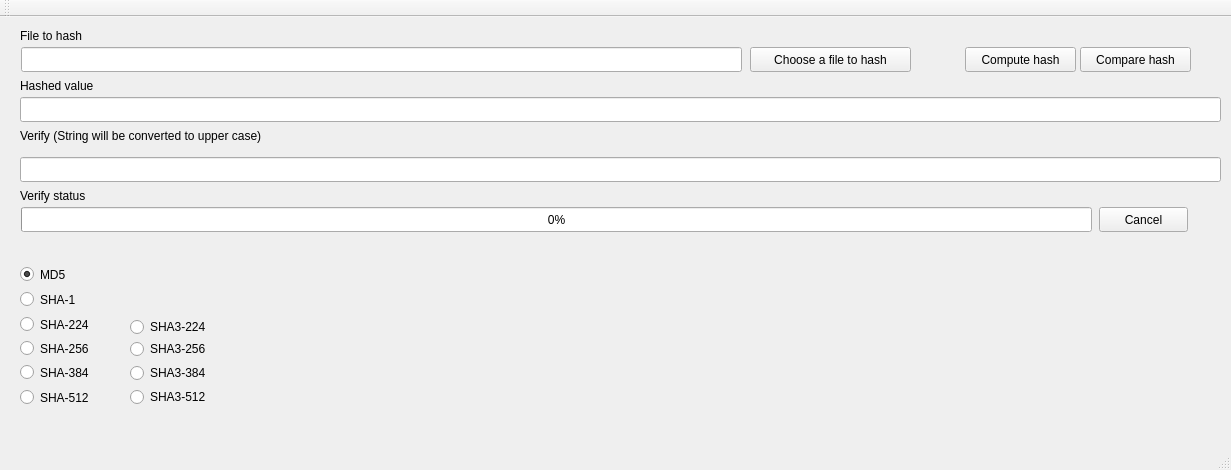
eanyx/hash-calculator-release, file mainwindow.ui: the form before one commit.
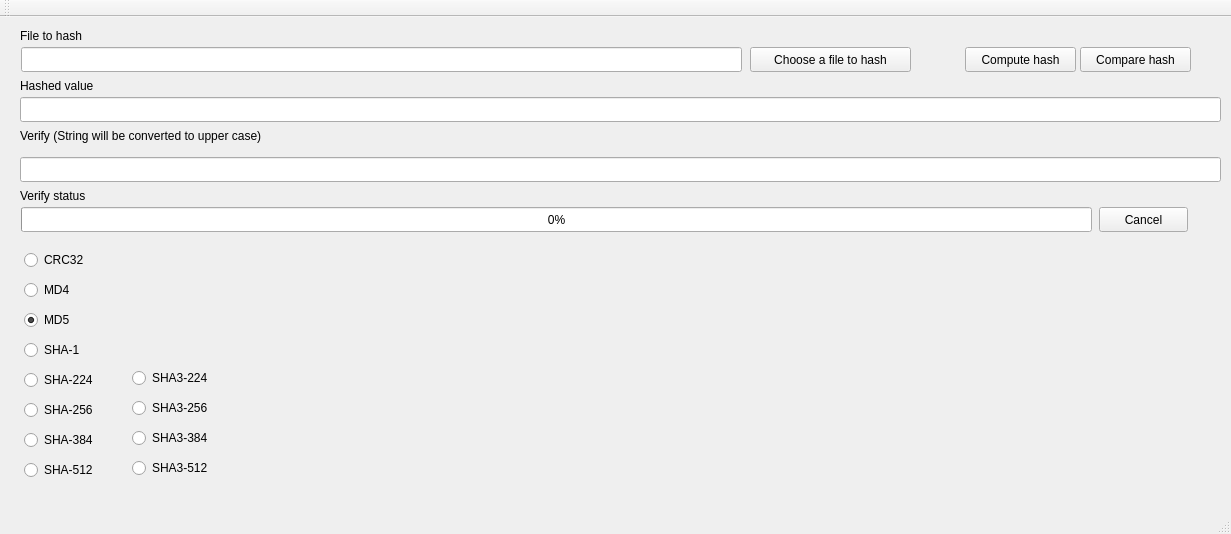
The form after the commit.

The edit to the form file:
```diff
--- a/mainwindow.ui
+++ b/mainwindow.ui
@@ -7,7 +7,7 @@
     <x>0</x>
     <y>0</y>
     <width>1231</width>
-    <height>470</height>
+    <height>534</height>
    </rect>
   </property>
   <property name="windowTitle">
@@ -63,10 +63,10 @@
    <widget class="QRadioButton" name="rmd5RadioButton">
     <property name="geometry">
      <rect>
-      <x>20</x>
-      <y>246</y>
-      <width>112</width>
-      <height>23</height>
+      <x>24</x>
+      <y>291</y>
+      <width>58</width>
+      <height>24</height>
      </rect>
     </property>
     <property name="text">
@@ -79,10 +79,10 @@
    <widget class="QRadioButton" name="sha1RadioButton_2">
     <property name="geometry">
      <rect>
-      <x>20</x>
-      <y>271</y>
-      <width>112</width>
-      <height>23</height>
+      <x>24</x>
+      <y>321</y>
+      <width>66</width>
+      <height>24</height>
      </rect>
     </property>
     <property name="text">
@@ -92,10 +92,10 @@
    <widget class="QRadioButton" name="sha224RadioButton_3">
     <property name="geometry">
      <rect>
-      <x>20</x>
-      <y>296</y>
-      <width>112</width>
-      <height>23</height>
+      <x>24</x>
+      <y>351</y>
+      <width>83</width>
+      <height>24</height>
      </rect>
     </property>
     <property name="text">
@@ -105,10 +105,10 @@
    <widget class="QRadioButton" name="sha256RadioButton_4">
     <property name="geometry">
      <rect>
-      <x>20</x>
-      <y>320</y>
-      <width>112</width>
-      <height>23</height>
+      <x>24</x>
+      <y>381</y>
+      <width>83</width>
+      <height>24</height>
      </rect>
     </property>
     <property name="text">
@@ -118,10 +118,10 @@
    <widget class="QRadioButton" name="sha512RadioButton_5">
     <property name="geometry">
      <rect>
-      <x>20</x>
-      <y>369</y>
-      <width>112</width>
-      <height>23</height>
+      <x>24</x>
+      <y>441</y>
+      <width>83</width>
+      <height>24</height>
      </rect>
     </property>
     <property name="text">
@@ -225,10 +225,10 @@
    <widget class="QRadioButton" name="sha384RadioButton">
     <property name="geometry">
      <rect>
-      <x>20</x>
-      <y>344</y>
-      <width>112</width>
-      <height>23</height>
+      <x>24</x>
+      <y>411</y>
+      <width>83</width>
+      <height>24</height>
      </rect>
     </property>
     <property name="text">
@@ -251,10 +251,10 @@
    <widget class="QRadioButton" name="sha3_224RadioButton">
     <property name="geometry">
      <rect>
-      <x>130</x>
-      <y>300</y>
-      <width>101</width>
-      <height>20</height>
+      <x>132</x>
+      <y>349</y>
+      <width>92</width>
+      <height>24</height>
      </rect>
     </property>
     <property name="text">
@@ -264,10 +264,10 @@
    <widget class="QRadioButton" name="SHA3_256RadioButton">
     <property name="geometry">
      <rect>
-      <x>130</x>
-      <y>322</y>
-      <width>101</width>
-      <height>20</height>
+      <x>132</x>
+      <y>379</y>
+      <width>92</width>
+      <height>24</height>
      </rect>
     </property>
     <property name="text">
@@ -277,10 +277,10 @@
    <widget class="QRadioButton" name="SHA_384RadioButton">
     <property name="geometry">
      <rect>
-      <x>130</x>
-      <y>346</y>
-      <width>101</width>
-      <height>20</height>
+      <x>132</x>
+      <y>409</y>
+      <width>92</width>
+      <height>24</height>
      </rect>
     </property>
     <property name="text">
@@ -290,16 +290,42 @@
    <widget class="QRadioButton" name="SHA3_512RadioButton">
     <property name="geometry">
      <rect>
-      <x>130</x>
-      <y>370</y>
-      <width>101</width>
-      <height>20</height>
+      <x>132</x>
+      <y>439</y>
+      <width>92</width>
+      <height>24</height>
      </rect>
     </property>
     <property name="text">
      <string>SHA3-512</string>
     </property>
    </widget>
+   <widget class="QRadioButton" name="crc32radioButton">
+    <property name="geometry">
+     <rect>
+      <x>24</x>
+      <y>231</y>
+      <width>70</width>
+      <height>24</height>
+     </rect>
+    </property>
+    <property name="text">
+     <string>CRC32</string>
+    </property>
+   </widget>
+   <widget class="QRadioButton" name="md4radioButton">
+    <property name="geometry">
+     <rect>
+      <x>24</x>
+      <y>261</y>
+      <width>58</width>
+      <height>24</height>
+     </rect>
+    </property>
+    <property name="text">
+     <string>MD4</string>
+    </property>
+   </widget>
   </widget>
   <widget class="QMenuBar" name="menuBar">
    <property name="geometry">
```
